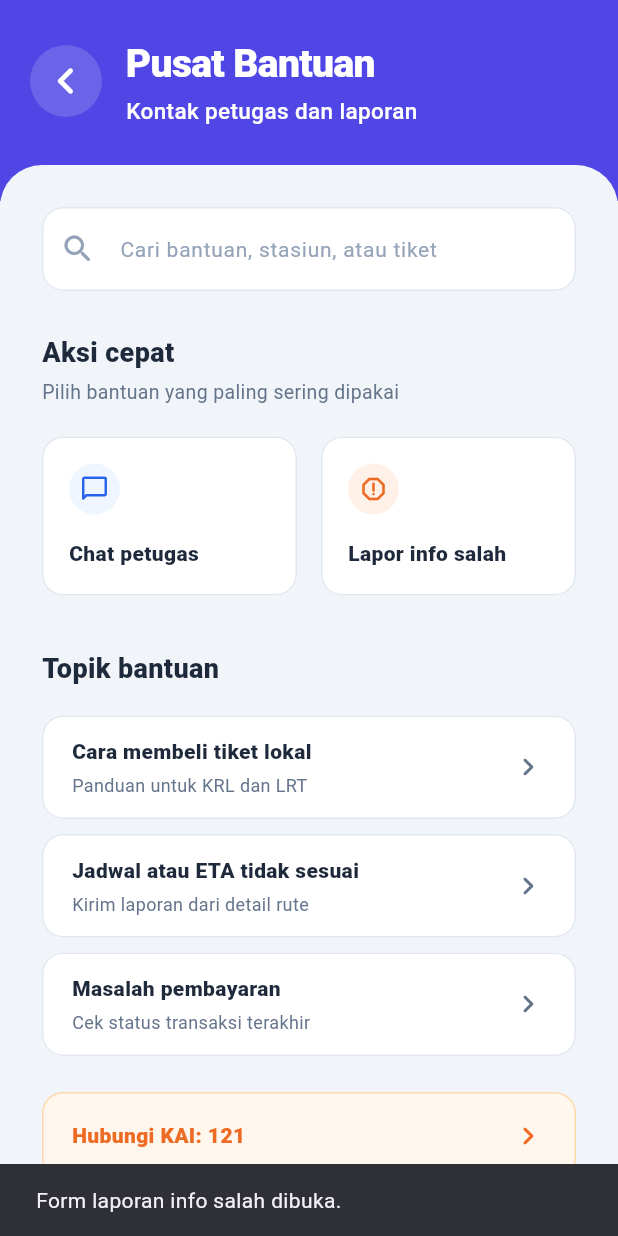
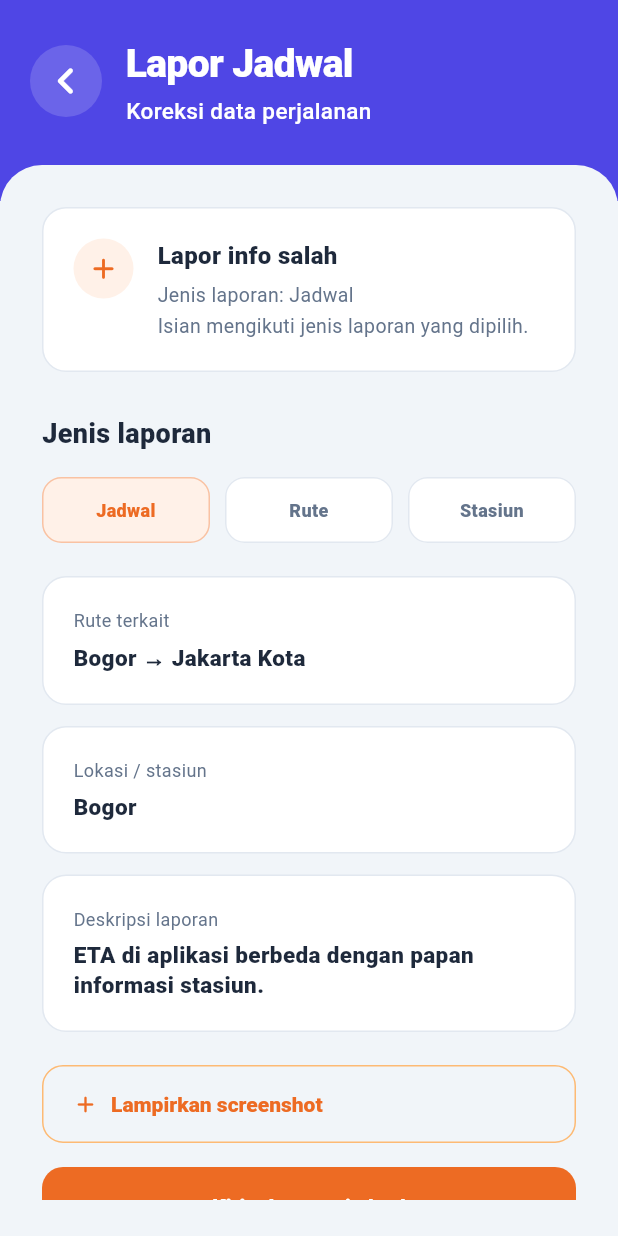
Before and after one commit to BrandonSjt/Timetable-scheduling, a Flutter app: the HelpCenterPage screen opened by its route, after a tap on "Lapor info salah", on a phone screen of 412 x 824 dp. Run offline on Flutter 3.47's test engine with Material 3 defaults, Android fonts, the phone set to English and light mode, and no system bars; our stand-ins replace go_router.

Commit message:
feat(help-center): connect support pages and test all state transitions

```diff
--- a/lib/core/routing/router.dart
+++ b/lib/core/routing/router.dart
@@ -10,6 +10,10 @@ import '../../features/profile/presentation/pages/accessibility_page.dart';
 import '../../features/profile/presentation/pages/ticket_history_page.dart';
 import '../../features/profile/presentation/pages/language_page.dart';
 import '../../features/profile/presentation/pages/help_center_page.dart';
+import '../../features/profile/presentation/pages/help_chat_page.dart';
+import '../../features/profile/presentation/pages/report_incorrect_info_page.dart';
+import '../../features/profile/presentation/pages/schedule_issue_page.dart';
+import '../../features/profile/presentation/pages/payment_issue_page.dart';
 import '../../features/profile/presentation/pages/active_ticket_detail_page.dart';
 import '../../features/profile/presentation/pages/completed_ticket_detail_page.dart';
 import '../../features/home/presentation/pages/departure_detail_page.dart';
@@ -97,6 +101,30 @@ final GoRouter appRouter = GoRouter(
       builder: (context, state) => const HelpCenterPage(),
     ),
 
+    // Chat dengan petugas berdasarkan topik
+    GoRoute(
+      path: '/bantuan/chat',
+      builder: (context, state) => const HelpChatPage(),
+    ),
+
+    // Laporan informasi jadwal, rute, atau stasiun yang salah
+    GoRoute(
+      path: '/bantuan/lapor',
+      builder: (context, state) => const ReportIncorrectInfoPage(),
+    ),
+
+    // Laporan ketidaksesuaian jadwal dan ETA
+    GoRoute(
+      path: '/bantuan/jadwal-eta',
+      builder: (context, state) => const ScheduleIssuePage(),
+    ),
+
+    // Bantuan masalah pembayaran
+    GoRoute(
+      path: '/bantuan/pembayaran',
+      builder: (context, state) => const PaymentIssuePage(),
+    ),
+
     // Detail Tiket Aktif
     GoRoute(
       path: '/detail-tiket-aktif',
--- a/lib/features/profile/presentation/pages/help_center_page.dart
+++ b/lib/features/profile/presentation/pages/help_center_page.dart
@@ -1,4 +1,5 @@
 import 'package:flutter/material.dart';
+import 'package:go_router/go_router.dart';
 
 import '../../../../core/theme/app_colors.dart';
 import '../widgets/profile_detail_scaffold.dart';
@@ -6,14 +7,27 @@ import '../widgets/profile_detail_scaffold.dart';
 class _HelpTopic {
   final String title;
   final String subtitle;
+  final String route;
 
-  const _HelpTopic(this.title, this.subtitle);
+  const _HelpTopic(this.title, this.subtitle, this.route);
 }
 
 const _helpTopics = [
-  _HelpTopic('Cara membeli tiket lokal', 'Panduan untuk KRL dan LRT'),
-  _HelpTopic('Jadwal atau ETA tidak sesuai', 'Kirim laporan dari detail rute'),
-  _HelpTopic('Masalah pembayaran', 'Cek status transaksi terakhir'),
+  _HelpTopic(
+    'Cara membeli tiket lokal',
+    'Panduan untuk KRL dan LRT',
+    '/bantuan/chat',
+  ),
+  _HelpTopic(
+    'Jadwal atau ETA tidak sesuai',
+    'Kirim laporan dari detail rute',
+    '/bantuan/jadwal-eta',
+  ),
+  _HelpTopic(
+    'Masalah pembayaran',
+    'Cek status transaksi terakhir',
+    '/bantuan/pembayaran',
+  ),
 ];
 
 /// Pusat bantuan mode tamu dengan pencarian dan pintasan dukungan.
@@ -98,7 +112,7 @@ class _HelpCenterPageState extends State<HelpCenterPage> {
                 label: 'Chat petugas',
                 iconColor: AppColors.primaryBlue,
                 iconBackground: const Color(0xFFEFF6FF),
-                onTap: () => _showMessage('Menghubungkan ke chat petugas.'),
+                onTap: () => context.push('/bantuan/chat'),
               ),
             ),
             const SizedBox(width: 16),
@@ -108,7 +122,7 @@ class _HelpCenterPageState extends State<HelpCenterPage> {
                 label: 'Lapor info salah',
                 iconColor: AppColors.accentOrange,
                 iconBackground: const Color(0xFFFFF1E8),
-                onTap: () => _showMessage('Form laporan info salah dibuka.'),
+                onTap: () => context.push('/bantuan/lapor'),
               ),
             ),
           ],
@@ -141,7 +155,7 @@ class _HelpCenterPageState extends State<HelpCenterPage> {
           for (var index = 0; index < topics.length; index++) ...[
             _HelpTopicTile(
               topic: topics[index],
-              onTap: () => _showMessage('${topics[index].title} dibuka.'),
+              onTap: () => context.push(topics[index].route),
             ),
             if (index != topics.length - 1) const SizedBox(height: 10),
           ],
```
Also changed, not shown: 1 other file.
